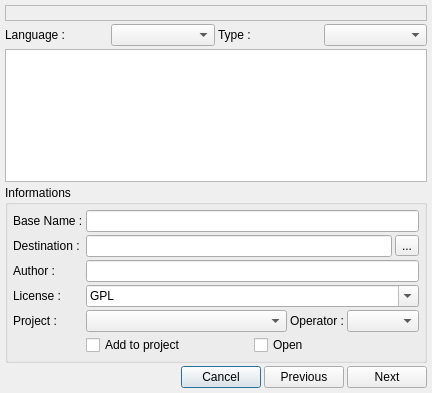
Above: v2/branches/dev/monkey/src/templatesmanager/ui/UITemplatesWizard.ui from testmana2/mks before the change. Below: the same form after it.
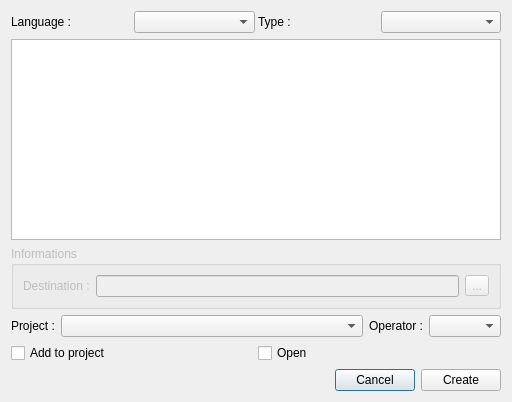
That is the form after the change. Custom widgets are drawn as their Qt base class.

The edit to the form file:
```diff
--- a/v2/branches/dev/monkey/src/templatesmanager/ui/UITemplatesWizard.ui
+++ b/v2/branches/dev/monkey/src/templatesmanager/ui/UITemplatesWizard.ui
@@ -5,64 +5,14 @@
    <rect>
     <x>0</x>
     <y>0</y>
-    <width>432</width>
-    <height>393</height>
+    <width>512</width>
+    <height>402</height>
    </rect>
   </property>
   <property name="windowTitle" >
    <string>Templates Wizard</string>
   </property>
   <layout class="QVBoxLayout" >
-   <property name="spacing" >
-    <number>3</number>
-   </property>
-   <property name="leftMargin" >
-    <number>5</number>
-   </property>
-   <property name="topMargin" >
-    <number>5</number>
-   </property>
-   <property name="rightMargin" >
-    <number>5</number>
-   </property>
-   <property name="bottomMargin" >
-    <number>5</number>
-   </property>
-   <item>
-    <widget class="QLabel" name="lInformations" >
-     <property name="autoFillBackground" >
-      <bool>true</bool>
-     </property>
-     <property name="frameShape" >
-      <enum>QFrame::StyledPanel</enum>
-     </property>
-     <property name="alignment" >
-      <set>Qt::AlignRight|Qt::AlignTrailing|Qt::AlignVCenter</set>
-     </property>
-    </widget>
-   </item>
-   <item>
-    <widget class="QStackedWidget" name="swPages" >
-     <property name="currentIndex" >
-      <number>0</number>
-     </property>
-     <widget class="QWidget" name="wTemplates" >
-      <layout class="QVBoxLayout" >
-       <property name="spacing" >
-        <number>3</number>
-       </property>
-       <property name="leftMargin" >
-        <number>0</number>
-       </property>
-       <property name="topMargin" >
-        <number>0</number>
-       </property>
-       <property name="rightMargin" >
-        <number>0</number>
-       </property>
-       <property name="bottomMargin" >
-        <number>0</number>
-       </property>
        <item>
         <layout class="QHBoxLayout" >
          <property name="spacing" >
@@ -136,50 +86,21 @@
        </item>
        <item>
         <widget class="QGroupBox" name="gbInformations" >
+     <property name="enabled" >
+      <bool>false</bool>
+     </property>
          <property name="title" >
           <string>Informations</string>
          </property>
          <layout class="QGridLayout" >
-          <property name="leftMargin" >
-           <number>5</number>
-          </property>
-          <property name="topMargin" >
-           <number>5</number>
-          </property>
-          <property name="rightMargin" >
-           <number>5</number>
-          </property>
-          <property name="bottomMargin" >
-           <number>5</number>
-          </property>
-          <property name="horizontalSpacing" >
-           <number>3</number>
-          </property>
-          <property name="verticalSpacing" >
-           <number>3</number>
-          </property>
           <item row="0" column="0" >
-           <widget class="QLabel" name="lBaseName" >
-            <property name="text" >
-             <string>Base Name :</string>
-            </property>
-           </widget>
-          </item>
-          <item row="0" column="1" >
-           <widget class="QLineEdit" name="leBaseName" >
-            <property name="toolTip" >
-             <string>Base File/Class Name</string>
-            </property>
-           </widget>
-          </item>
-          <item row="1" column="0" >
            <widget class="QLabel" name="lDestination" >
             <property name="text" >
              <string>Destination :</string>
             </property>
            </widget>
           </item>
-          <item row="1" column="1" >
+      <item row="0" column="1" >
            <layout class="QHBoxLayout" >
             <item>
              <widget class="QLineEdit" name="leDestination" >
@@ -200,66 +121,18 @@
             </item>
            </layout>
           </item>
-          <item row="2" column="0" >
-           <widget class="QLabel" name="lAuthor" >
-            <property name="text" >
-             <string>Author :</string>
-            </property>
-           </widget>
-          </item>
-          <item row="2" column="1" >
-           <widget class="QLineEdit" name="leAuthor" >
-            <property name="toolTip" >
-             <string>Author(s), like : Nox P@sNox &lt;pasnox@gmail.com></string>
-            </property>
-           </widget>
-          </item>
-          <item row="3" column="0" >
-           <widget class="QLabel" name="lLicense" >
-            <property name="text" >
-             <string>License :</string>
-            </property>
-           </widget>
-          </item>
-          <item row="3" column="1" >
-           <widget class="QComboBox" name="cbLicenses" >
-            <property name="toolTip" >
-             <string>Choose a license for your file(s)</string>
-            </property>
-            <property name="editable" >
-             <bool>true</bool>
-            </property>
+     </layout>
+    </widget>
+   </item>
             <item>
-             <property name="text" >
-              <string>GPL</string>
-             </property>
-            </item>
+    <layout class="QHBoxLayout" >
             <item>
-             <property name="text" >
-              <string>LGPL</string>
-             </property>
-            </item>
-            <item>
-             <property name="text" >
-              <string>BSD</string>
-             </property>
-            </item>
-            <item>
-             <property name="text" >
-              <string>QPL</string>
-             </property>
-            </item>
-           </widget>
-          </item>
-          <item row="4" column="0" >
            <widget class="QLabel" name="lProject" >
             <property name="text" >
              <string>Project :</string>
             </property>
            </widget>
           </item>
-          <item row="4" column="1" >
-           <layout class="QHBoxLayout" >
             <item>
              <widget class="pTreeComboBox" name="cbProjects" >
               <property name="sizePolicy" >
@@ -285,7 +158,7 @@
             </item>
            </layout>
           </item>
-          <item row="5" column="1" >
+   <item>
            <layout class="QHBoxLayout" >
             <property name="spacing" >
              <number>3</number>
@@ -324,59 +197,8 @@
             </item>
            </layout>
           </item>
-         </layout>
-        </widget>
-       </item>
-      </layout>
-     </widget>
-     <widget class="QWidget" name="wView" >
-      <layout class="QVBoxLayout" >
-       <property name="spacing" >
-        <number>3</number>
-       </property>
-       <property name="leftMargin" >
-        <number>0</number>
-       </property>
-       <property name="topMargin" >
-        <number>0</number>
-       </property>
-       <property name="rightMargin" >
-        <number>0</number>
-       </property>
-       <property name="bottomMargin" >
-        <number>0</number>
-       </property>
-       <item>
-        <widget class="QSplitter" name="sView" >
-         <property name="orientation" >
-          <enum>Qt::Vertical</enum>
-         </property>
-         <property name="handleWidth" >
-          <number>3</number>
-         </property>
-        </widget>
-       </item>
-      </layout>
-     </widget>
-    </widget>
-   </item>
    <item>
     <layout class="QHBoxLayout" >
-     <property name="spacing" >
-      <number>3</number>
-     </property>
-     <property name="leftMargin" >
-      <number>0</number>
-     </property>
-     <property name="topMargin" >
-      <number>0</number>
-     </property>
-     <property name="rightMargin" >
-      <number>0</number>
-     </property>
-     <property name="bottomMargin" >
-      <number>0</number>
-     </property>
      <item>
       <spacer>
        <property name="orientation" >
@@ -384,8 +206,8 @@
        </property>
        <property name="sizeHint" >
         <size>
-         <width>40</width>
-         <height>20</height>
+         <width>261</width>
+         <height>21</height>
         </size>
        </property>
       </spacer>
@@ -398,16 +220,9 @@
       </widget>
      </item>
      <item>
-      <widget class="QPushButton" name="pbPrevious" >
+      <widget class="QPushButton" name="pbCreate" >
        <property name="text" >
-        <string>Previous</string>
-       </property>
-      </widget>
-     </item>
-     <item>
-      <widget class="QPushButton" name="pbNext" >
-       <property name="text" >
-        <string>Next</string>
+        <string>Create</string>
        </property>
       </widget>
      </item>
```
Lines whose indentation alone changed are shown as unchanged.
